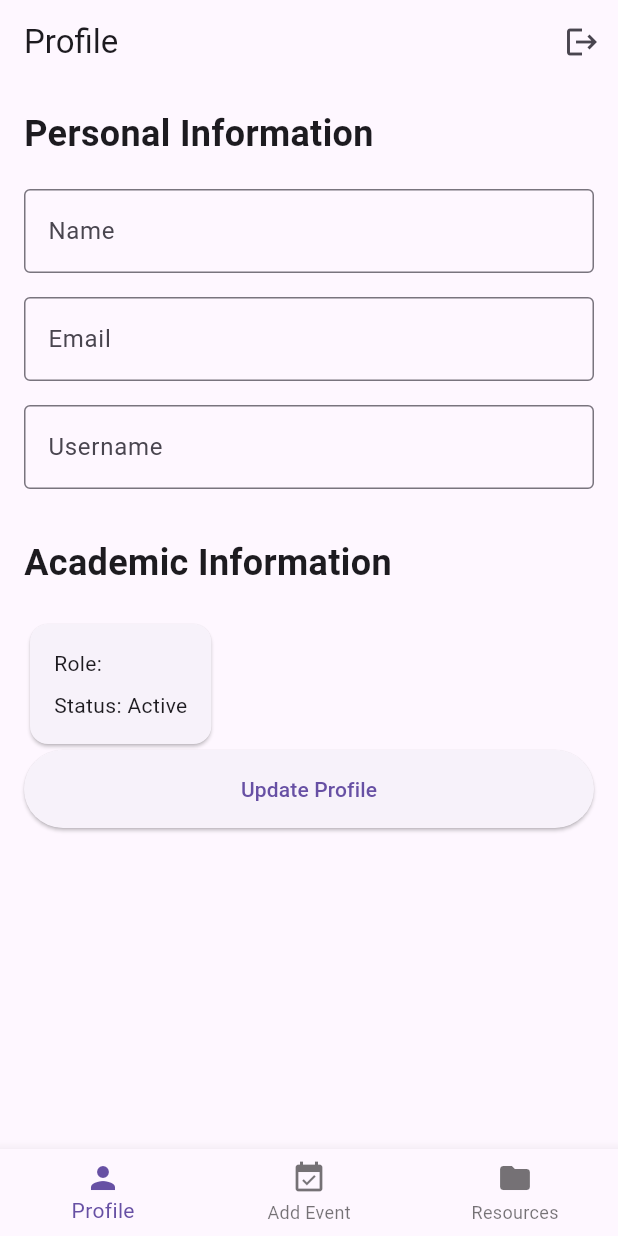
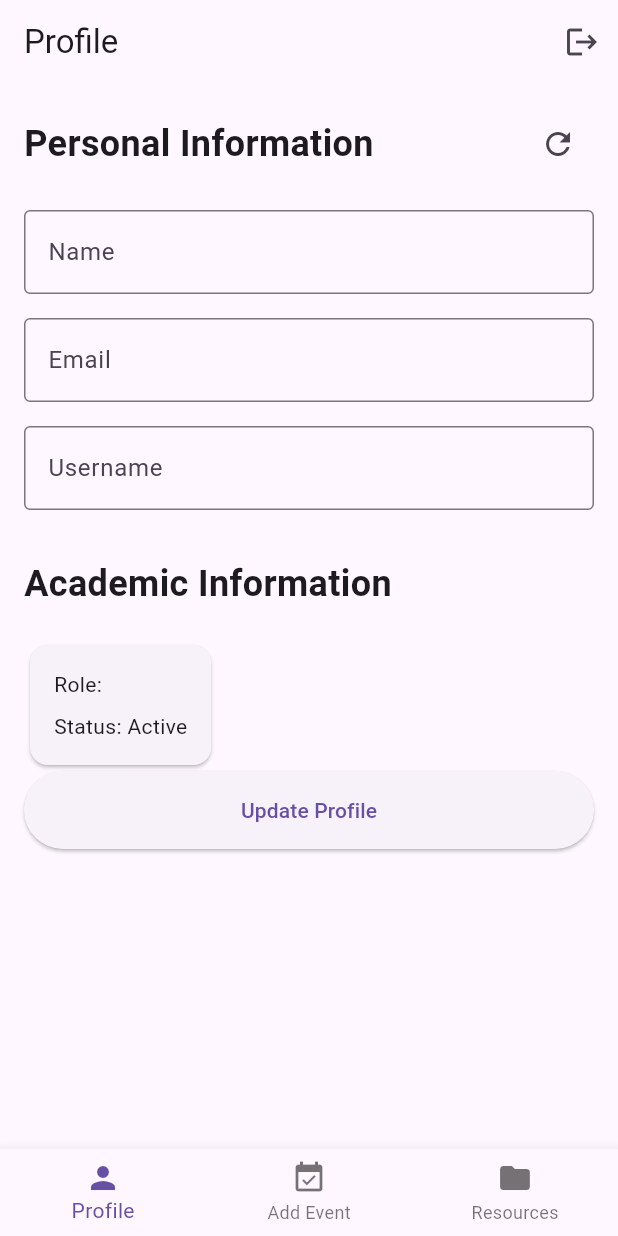
Before and after one commit to Nabeel-Shehzad/pemu_mentor, a Flutter app: the MentorHomeScreen screen opened directly with empty values, on a phone screen of 412 x 824 dp. Run offline on Flutter 3.47's test engine with Material 3 defaults, Android fonts, the phone set to English and light mode, and no system bars; our stand-ins replace cloud_firestore, dio, file_picker, firebase_auth, firebase_core, firebase_storage and 2 more; accounts and stored records are empty.

Commit message:
update code

```diff
--- a/lib/screens/auth/login_screen.dart
+++ b/lib/screens/auth/login_screen.dart
@@ -171,7 +171,7 @@ class _LoginScreenState extends State<LoginScreen> {
                     const Text("Don't have an account?"),
                     TextButton(
                       onPressed: () {
-                        Navigator.pushReplacement(
+                        Navigator.push(
                           context,
                           MaterialPageRoute(
                             builder: (context) => const RegisterScreen(),
--- a/lib/screens/auth/profile.dart
+++ b/lib/screens/auth/profile.dart
@@ -18,15 +18,18 @@ class _ProfileState extends State<Profile> {
   late TextEditingController _emailController;
   late TextEditingController _usernameController;
 
+  late UserModel currentUser;
+
   late final AuthService _authService;
 
   @override
   void initState() {
     super.initState();
+    currentUser = widget.user;
     _authService = Provider.of<AuthService>(context, listen: false);
-    _nameController = TextEditingController(text: widget.user.name);
-    _emailController = TextEditingController(text: widget.user.email);
-    _usernameController = TextEditingController(text: widget.user.username);
+    _nameController = TextEditingController(text: currentUser.name);
+    _emailController = TextEditingController(text: currentUser.email);
+    _usernameController = TextEditingController(text: currentUser.username);
   }
 
   @override
@@ -46,12 +49,26 @@ class _ProfileState extends State<Profile> {
         child: Column(
           crossAxisAlignment: CrossAxisAlignment.start,
           children: [
+            Row(
+              children: [
                 const Text(
                   'Personal Information',
                   style: TextStyle(
                     fontSize: 24,
                     fontWeight: FontWeight.bold,
                   ),
+                ),
+                const Spacer(),
+                //refresh button
+                IconButton(
+                  icon: const Icon(Icons.refresh),
+                  onPressed: () {
+                    _nameController.text = currentUser.name;
+                    _emailController.text = currentUser.email;
+                    _usernameController.text = currentUser.username;
+                  },
+                ),
+              ],
             ),
             const SizedBox(height: 20),
             TextFormField(
@@ -113,10 +130,10 @@ class _ProfileState extends State<Profile> {
                 child: Column(
                   crossAxisAlignment: CrossAxisAlignment.start,
                   children: [
-                    Text('Role: ${widget.user.role}'),
+                    Text('Role: ${currentUser.role}'),
                     const SizedBox(height: 8),
                     Text(
-                        'Status: ${widget.user.isActive ? "Active" : "Inactive"}'),
+                        'Status: ${currentUser.isActive ? "Active" : "Inactive"}'),
                     // Add additional mentee-specific fields here
                   ],
                 ),
@@ -142,6 +159,12 @@ class _ProfileState extends State<Profile> {
                     ScaffoldMessenger.of(context).showSnackBar(
                       const SnackBar(content: Text('Profile updated')),
                     );
+                    setState(() {
+                      currentUser = updatedUser;
+                      _nameController.text = updatedUser.name;
+                      _emailController.text = updatedUser.email;
+                      _usernameController.text = updatedUser.username;
+                    });
                   }
                 },
                 style: ElevatedButton.styleFrom(
--- a/lib/services/auth_service.dart
+++ b/lib/services/auth_service.dart
@@ -286,4 +286,8 @@ class AuthService extends ChangeNotifier {
       );
     }
   }
+
+  void refreshUser () {
+    notifyListeners();
+  }
 }
```
Also changed, not shown: pubspec.yaml (+7 -7 lines), pubspec.lock. Lines whose indentation alone changed are shown as unchanged.
